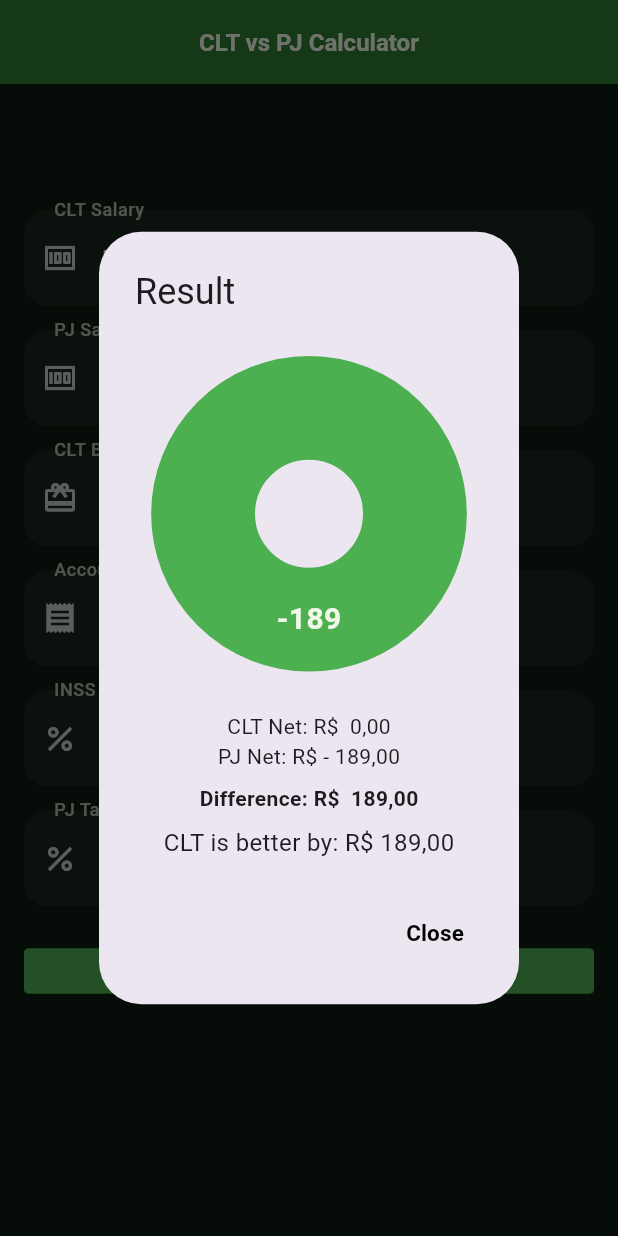
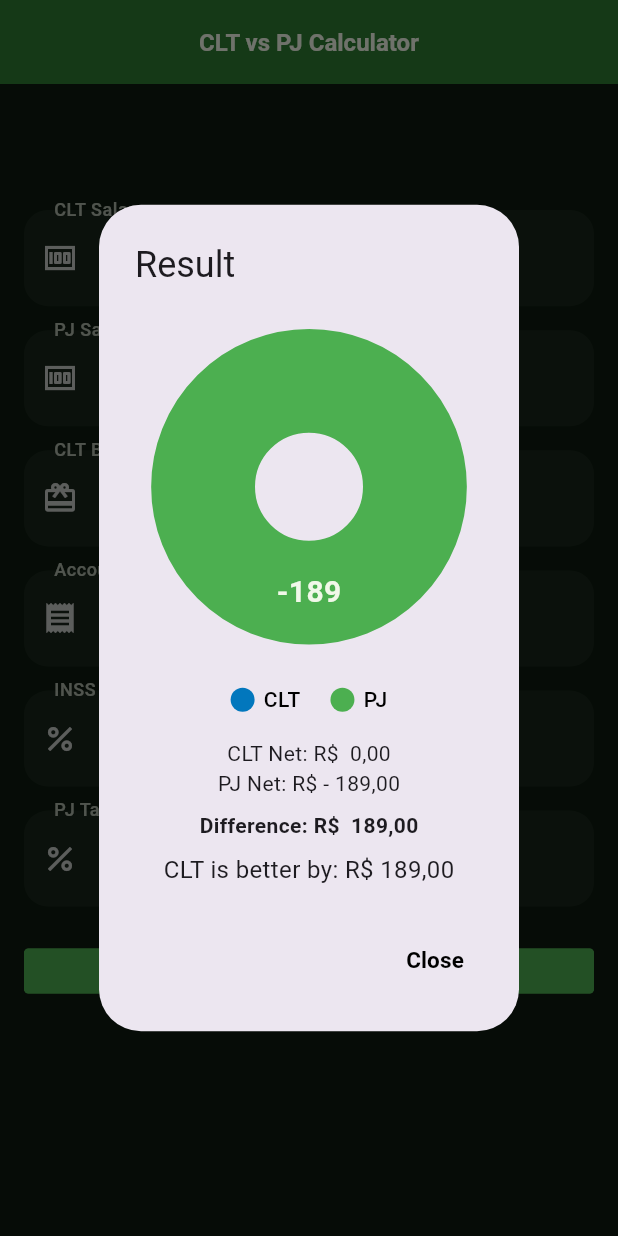
Before and after one commit to Victor-Zarzar/cltxpj-flutter, a Flutter app: the HomePage screen opened directly, after a tap on "Calculate", on a phone screen of 412 x 824 dp. Run offline on Flutter 3.47's test engine with Material 3 defaults, Android fonts, the phone set to English and light mode, and no system bars; drawn by our look-alikes of fl_chart, getwidget; our stand-ins replace easy_localization, flutter_local_notifications, flutter_secure_storage, flutter_svg, google_fonts, shared_preferences and 1 more; accounts and stored records are empty.

Commit message:
Update layout pierchart and icon android/iOS

```diff
--- a/assets/translations/en-US.json
+++ b/assets/translations/en-US.json
@@ -40,5 +40,6 @@
   "select_theme": "Select theme",
   "light_theme": "Light",
   "dark_theme": "Dark",
-  "system_theme": "System"
+  "system_theme": "System",
+  "no_data_display": "No data to display"
 }
--- a/assets/translations/es.json
+++ b/assets/translations/es.json
@@ -40,5 +40,6 @@
   "select_theme": "Seleccionar tema",
   "light_theme": "Claro",
   "dark_theme": "Oscuro",
-  "system_theme": "Sistema"
+  "system_theme": "Sistema",
+  "no_data_display": "No hay datos para mostrar"
 }
--- a/assets/translations/pt-BR.json
+++ b/assets/translations/pt-BR.json
@@ -40,5 +40,6 @@
   "select_theme": "Selecionar tema",
   "light_theme": "Claro",
   "dark_theme": "Escuro",
-  "system_theme": "Sistema"
+  "system_theme": "Sistema",
+  "no_data_display": "Nenhum dado para exibir"
 }
--- a/lib/features/app_theme.dart
+++ b/lib/features/app_theme.dart
@@ -105,11 +105,9 @@ class SwitchColor {
 class PopupMenuColor {
   PopupMenuColor._();
   static Color get primaryColor => const Color(0xFFECEFF1);
-  static Color get secondaryColor => const Color(0xFFFFFFFF);
+  static Color get secondaryColor => const Color(0xFF212121);
   static Color get thirdColor => const Color(0xFF4CAF50);
   static Color get fourthColor => const Color(0xFF000000);
-  static const Color darkActiveColor = Color(0xFF4CAF50);
-  static const Color darkInactiveTrackColor = Color(0xFF424242);
 }
 
 class BorderColor {
--- a/lib/view/components/pie_chart_widget.dart
+++ b/lib/view/components/pie_chart_widget.dart
@@ -1,6 +1,10 @@
 import 'package:cltxpj/features/app_theme.dart';
+import 'package:cltxpj/features/theme_provider.dart';
+import 'package:easy_localization/easy_localization.dart';
 import 'package:fl_chart/fl_chart.dart';
 import 'package:flutter/material.dart';
+import 'package:google_fonts/google_fonts.dart';
+import 'package:provider/provider.dart';
 
 class PieChartWidget extends StatelessWidget {
   final Map<String, double> dataMap;
@@ -16,8 +20,23 @@ class PieChartWidget extends StatelessWidget {
 
   @override
   Widget build(BuildContext context) {
+    final notifier = context.watch<UiProvider>();
     if (dataMap.isEmpty) {
-      return const Center(child: Text("Sem dados para exibir"));
+      return Center(
+        child: Text(
+          "no_data_display".tr(),
+          style: GoogleFonts.roboto(
+            textStyle: TextStyle(
+              fontSize: 16,
+              fontWeight: FontWeight.w500,
+              color:
+                  notifier.isDark
+                      ? TextColor.primaryColor
+                      : TextColor.fourthColor,
+            ),
+          ),
+        ),
+      );
     }
 
     final sections =
@@ -38,7 +57,10 @@ class PieChartWidget extends StatelessWidget {
           );
         }).toList();
 
-    return AspectRatio(
+    return Column(
+      mainAxisSize: MainAxisSize.min,
+      children: [
+        AspectRatio(
           aspectRatio: 1,
           child: PieChart(
             PieChartData(
@@ -48,6 +70,60 @@ class PieChartWidget extends StatelessWidget {
               startDegreeOffset: -90,
             ),
           ),
+        ),
+        const SizedBox(height: 16),
+        Wrap(
+          alignment: WrapAlignment.center,
+          spacing: 20,
+          runSpacing: 8,
+          children:
+              dataMap.entries.map((entry) {
+                final index = dataMap.keys.toList().indexOf(entry.key);
+                final color = colorList[index % colorList.length];
+
+                return Indicator(color: color, text: entry.key);
+              }).toList(),
+        ),
+      ],
     );
   }
 }
+
+class Indicator extends StatelessWidget {
+  final Color color;
+  final String text;
+
+  const Indicator({super.key, required this.color, required this.text});
+
+  @override
+  Widget build(BuildContext context) {
+    return Consumer<UiProvider>(
+      builder: (context, notifier, child) {
+        return Row(
+          mainAxisSize: MainAxisSize.min,
+          children: [
+            Container(
+              width: 16,
+              height: 16,
+              decoration: BoxDecoration(shape: BoxShape.circle, color: color),
+            ),
+            const SizedBox(width: 6),
+            Text(
+              text,
+              style: GoogleFonts.roboto(
+                textStyle: TextStyle(
+                  fontSize: 14,
+                  fontWeight: FontWeight.w500,
+                  color:
+                      notifier.isDark
+                          ? TextColor.primaryColor
+                          : TextColor.fourthColor,
+                ),
+              ),
+            ),
+          ],
+        );
+      },
+    );
+  }
+}
```
Also changed, not shown: assets/imgs/resultpageandroid.png, assets/imgs/resultpageios.png, 21 other files. Lines whose indentation alone changed are shown as unchanged.
